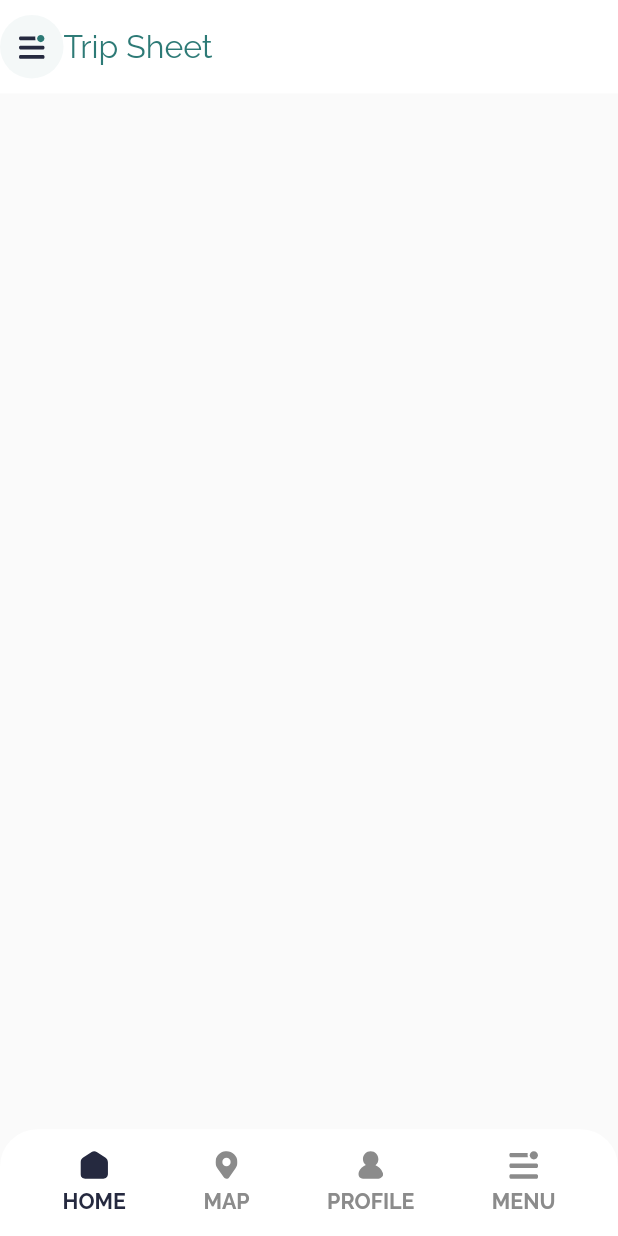
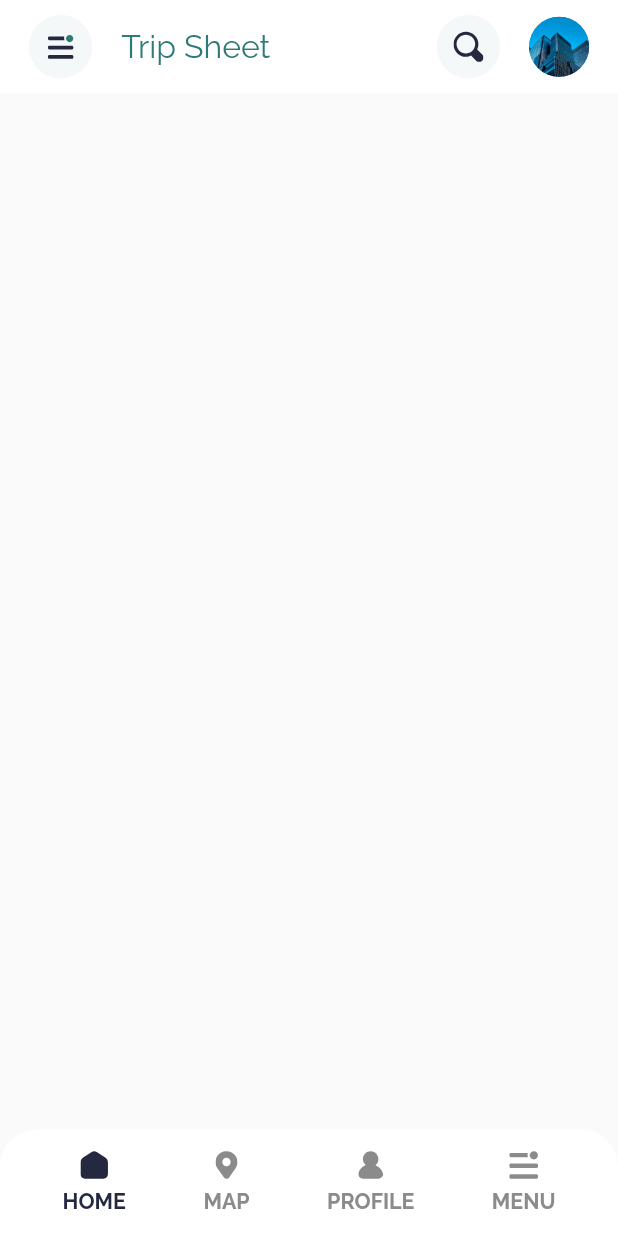
Before and after one commit to TATOS-Technologies/freelance-UI, a Flutter app: the screen it shows after launch, on a phone screen of 412 x 824 dp. Run offline on Flutter 3.47's test engine with Material 2 defaults, Android fonts, the phone set to English and light mode, and no system bars; our stand-ins replace bloc, equatable, flutter_bloc, flutter_screenutil, flutter_svg, go_router and 1 more.

Commit message:
updates on appbar

```diff
--- a/lib/constants/asset_path.dart
+++ b/lib/constants/asset_path.dart
@@ -1,8 +1,14 @@
+// This class contains static constants that represent the paths to various assets, such as SVG and PNG files.
+
 class AssetsPath {
-  static const String homeIconSvg = "assets/images/home_icon.svg";
-  static const String mapIconSvg = "assets/images/map_icon.svg";
-  static const String menuIconSvg = "assets/images/menu_icon.svg";
-  static const String profileIconSvg = "assets/images/profile_icon.svg";
-  static const String drawerIcon = "assets/images/drawer_icon.svg";
+  //svg
+  static const String homeIconSvg = "assets/svg/home_icon.svg";
+  static const String mapIconSvg = "assets/svg/map_icon.svg";
+  static const String menuIconSvg = "assets/svg/menu_icon.svg";
+  static const String profileIconSvg = "assets/svg/profile_icon.svg";
+  static const String drawerIcon = "assets/svg/drawer_icon.svg";
+  static const String searchIcon = "assets/svg/search_icon.svg";
 
+  //png
+  static const String userAvatar = "assets/images/user_avatar.png";
 }
--- a/lib/modules/dashboard/screens/home_screem/home_screen.dart
+++ b/lib/modules/dashboard/screens/home_screem/home_screen.dart
@@ -12,28 +12,42 @@ class HomeScreen extends StatelessWidget {
   Widget build(BuildContext context) {
     return Scaffold(
       appBar: PreferredSize(
-        preferredSize:Size.fromHeight(70.h),
+        preferredSize: Size.fromHeight(70.h),
         child: Container(
-          decoration: BoxDecoration(
-            color: Colors.white
-          ),
+          decoration: const BoxDecoration(color: Colors.white),
           child: Row(
             children: [
+              SizedBox(
+                width: 20.w,
+              ),
               Center(
                 child: CommonIconButton(
-                  onTap: () {
-
-                  },
+                  onTap: () {},
                   iconPath: AssetsPath.drawerIcon,
                 ),
               ),
-            Text(
+              SizedBox(
+                width: 20.w,
+              ),
+              Text(
                 'Trip Sheet',
                 style: GoogleFonts.raleway(
-                    fontSize: 24.sp,
-                    color: AppColor.titleBlue,),
+                  fontSize: 24.sp,
+                  color: AppColor.titleBlue,
+                ),
               ),
+              const Spacer(),
+              CommonIconButton(onTap: () {}, iconPath: AssetsPath.searchIcon),
+              SizedBox(
+                width: 20.w,
+              ),
+              const CircleAvatar(
+                backgroundImage: AssetImage(AssetsPath.userAvatar),
 
+              ),
+              SizedBox(
+                width: 20.w,
+              ),
             ],
           ),
         ),
--- a/pubspec.yaml
+++ b/pubspec.yaml
@@ -27,3 +27,4 @@ flutter:
 
   assets:
     - assets/images/
+    - assets/svg/
```
Also changed, not shown: assets/images/user_avatar.png (added), assets/svg/drawer_icon.svg (renamed from assets/images/drawer_icon.svg), assets/svg/home_icon.svg (renamed from assets/images/home_icon.svg), assets/svg/map_icon.svg (renamed from assets/images/map_icon.svg), assets/svg/menu_icon.svg (renamed from assets/images/menu_icon.svg), assets/svg/profile_icon.svg (renamed from assets/images/profile_icon.svg), assets/svg/search_icon.svg (added).
